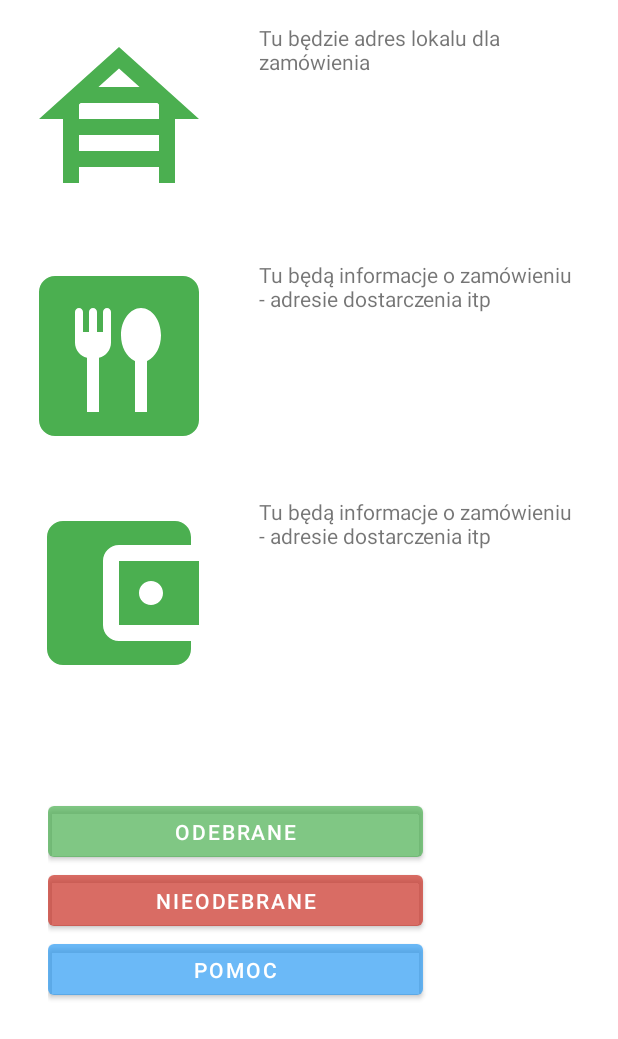
After one commit to KoEj/AndroidStudio-Food-Delivery, an Android app: the orderActivity screen opened directly, with no data from a screen before it, on a phone screen of 412 x 824 dp. The commit adds this screen. Shown: the top 1039 px of the screen. Run offline under Robolectric (Android 15) with nearby library versions, the phone set to English and light mode, and no system bars; Roboto replaces fonts that are not available here.

Commit message:
v0.2 order layout, working login and logout feature, small code changes

```diff
--- a/app/build.gradle
+++ b/app/build.gradle
@@ -13,6 +13,7 @@ android {
         versionCode 1
         versionName "1.0"
 
+        vectorDrawables.useSupportLibrary = true
         testInstrumentationRunner "androidx.test.runner.AndroidJUnitRunner"
     }
 
--- a/app/src/main/AndroidManifest.xml
+++ b/app/src/main/AndroidManifest.xml
@@ -9,6 +9,8 @@
         android:roundIcon="@mipmap/logo_solo"
         android:supportsRtl="true"
         android:theme="@style/Theme.BazyDanych">
+        <activity android:name=".loggedActivity"></activity>
+        <activity android:name=".orderActivity" />
         <activity android:name=".MainActivity">
             <intent-filter>
                 <action android:name="android.intent.action.MAIN" />
@@ -16,6 +18,7 @@
                 <category android:name="android.intent.category.LAUNCHER" />
             </intent-filter>
         </activity>
+
         <meta-data
             android:name="preloaded_fonts"
             android:resource="@array/preloaded_fonts" />
--- /dev/null
+++ b/app/src/main/java/com/example/bazydanych/loggedActivity.java
@@ -0,0 +1,80 @@
+package com.example.bazydanych;
+
+
+        import android.annotation.SuppressLint;
+        import android.app.Activity;
+        import android.content.Intent;
+        import android.os.Bundle;
+        import android.view.MenuItem;
+        import android.widget.Toast;
+
+        import com.google.android.material.navigation.NavigationView;
+        import androidx.annotation.NonNull;
+        import androidx.appcompat.app.ActionBarDrawerToggle;
+        import androidx.core.view.GravityCompat;
+        import androidx.drawerlayout.widget.DrawerLayout;
+        import androidx.appcompat.app.AppCompatActivity;
+        import androidx.appcompat.widget.Toolbar;
+
+public class loggedActivity extends AppCompatActivity implements NavigationView.OnNavigationItemSelectedListener {
+
+    DrawerLayout drawerLayout;
+    NavigationView navigationView;
+
+    @Override
+    protected void onCreate(Bundle savedInstanceState) {
+
+        super.onCreate(savedInstanceState);
+        setContentView(R.layout.activity_main);
+
+        drawerLayout = findViewById(R.id.drawer_layout);
+        navigationView = findViewById(R.id.nav_view);
+
+        Toolbar toolbar = findViewById(R.id.toolbar);
+        setSupportActionBar(toolbar);
+
+        navigationView.bringToFront();
+        ActionBarDrawerToggle toggle = new ActionBarDrawerToggle(this,drawerLayout,toolbar,R.string.navigation_drawer_open,R.string.navigation_drawer_close);
+        drawerLayout.addDrawerListener(toggle);
+        toggle.syncState();
+
+        navigationView.setNavigationItemSelectedListener(this);
+
+        navigationView.setCheckedItem(R.id.nav_view);
+    }
+
+    @Override
+    public void onBackPressed() {
+        if(drawerLayout.isDrawerOpen(GravityCompat.START)) {
+            drawerLayout.closeDrawer(GravityCompat.START);
+        }
+        else {
+            super.onBackPressed();
+
+        }
+    }
+
+    @SuppressLint("NonConstantResourceId")
+    @Override
+    public boolean onNavigationItemSelected(@NonNull MenuItem item) {
+        switch(item.getItemId()) {
+            case R.id.nav_order:
+                Intent intent = new Intent(loggedActivity.this,orderActivity.class);
+                startActivity(intent);
+                break;
+
+            case R.id.nav_reset_password:
+                Toast.makeText(this,"Jeszcze nie skonczone :)",Toast.LENGTH_SHORT).show();
+                break;
+
+            case R.id.nav_logout:
+                Intent intent_logout = new Intent(loggedActivity.this,MainActivity.class);
+                startActivity(intent_logout);
+                loggedActivity.this.finish();
+                break;
+        }
+
+        drawerLayout.closeDrawer(GravityCompat.START);
+        return true;
+    }
+}
--- /dev/null
+++ b/app/src/main/java/com/example/bazydanych/orderActivity.java
@@ -0,0 +1,26 @@
+package com.example.bazydanych;
+
+
+import android.content.Intent;
+import android.os.Bundle;
+import android.view.MenuItem;
+import android.view.View;
+import android.widget.Button;
+import android.widget.Toast;
+
+import com.google.android.material.navigation.NavigationView;
+import androidx.annotation.NonNull;
+import androidx.appcompat.app.ActionBarDrawerToggle;
+import androidx.core.view.GravityCompat;
+import androidx.drawerlayout.widget.DrawerLayout;
+import androidx.appcompat.app.AppCompatActivity;
+import androidx.appcompat.widget.Toolbar;
+
+public class orderActivity extends AppCompatActivity {
+
+    @Override
+    protected void onCreate(Bundle savedInstanceState) {
+        super.onCreate(savedInstanceState);
+        setContentView(R.layout.activity_order);
+    }
+}
--- /dev/null
+++ b/app/src/main/res/drawable/order_restaurant.xml
@@ -0,0 +1,5 @@
+<vector android:height="24dp" android:tint="#4BAF50"
+    android:viewportHeight="24" android:viewportWidth="24"
+    android:width="24dp" xmlns:android="http://schemas.android.com/apk/res/android">
+    <path android:fillColor="@android:color/white" android:pathData="M19,12h3L12,3L2,12h3v8h2v-2h10v2h2V12zM7.21,10h9.58L17,10.19V12H7v-1.81L7.21,10zM14.57,8H9.43L12,5.69L14.57,8zM7,16v-2h10v2H7z"/>
+</vector>
--- /dev/null
+++ b/app/src/main/res/drawable/order_wallet.xml
@@ -0,0 +1,5 @@
+<vector android:height="128dp" android:tint="#4BAF50"
+    android:viewportHeight="24" android:viewportWidth="24"
+    android:width="128dp" xmlns:android="http://schemas.android.com/apk/res/android">
+    <path android:fillColor="@android:color/white" android:pathData="M21,18v1c0,1.1 -0.9,2 -2,2L5,21c-1.11,0 -2,-0.9 -2,-2L3,5c0,-1.1 0.89,-2 2,-2h14c1.1,0 2,0.9 2,2v1h-9c-1.11,0 -2,0.9 -2,2v8c0,1.1 0.89,2 2,2h9zM12,16h10L22,8L12,8v8zM16,13.5c-0.83,0 -1.5,-0.67 -1.5,-1.5s0.67,-1.5 1.5,-1.5 1.5,0.67 1.5,1.5 -0.67,1.5 -1.5,1.5z"/>
+</vector>
--- a/app/src/main/res/layout/activity_main.xml
+++ b/app/src/main/res/layout/activity_main.xml
@@ -17,11 +17,14 @@
         android:layout_gravity="start"
         android:visibility="visible"
         app:headerLayout="@layout/header"
-        app:menu="@menu/main_menu_nav" />
+        app:menu="@menu/main_menu_nav">
+
+    </com.google.android.material.navigation.NavigationView>
 
     <androidx.constraintlayout.widget.ConstraintLayout
         android:layout_width="wrap_content"
-        android:layout_height="wrap_content">
+        android:layout_height="wrap_content"
+        android:background="@drawable/pasidostawa_background_deliver">
 
         <androidx.appcompat.widget.Toolbar
             android:id="@+id/toolbar"
--- /dev/null
+++ b/app/src/main/res/layout/activity_order.xml
@@ -0,0 +1,134 @@
+<?xml version="1.0" encoding="utf-8"?>
+<androidx.constraintlayout.widget.ConstraintLayout xmlns:android="http://schemas.android.com/apk/res/android"
+    xmlns:app="http://schemas.android.com/apk/res-auto"
+    xmlns:tools="http://schemas.android.com/tools"
+    android:id="@+id/linearLayout"
+    android:layout_width="match_parent"
+    android:layout_height="match_parent">
+
+    <TextView
+        android:id="@+id/order_payment_text"
+        android:layout_width="210dp"
+        android:layout_height="128dp"
+        android:layout_marginStart="15dp"
+        android:layout_marginLeft="15dp"
+        android:layout_marginTop="30dp"
+        android:layout_marginEnd="15dp"
+        android:layout_marginRight="15dp"
+        android:text="Tu będą informacje o zamówieniu - adresie dostarczenia itp"
+        app:layout_constraintEnd_toEndOf="parent"
+        app:layout_constraintStart_toEndOf="@+id/imageView5"
+        app:layout_constraintTop_toBottomOf="@+id/order_delivery_text" />
+
+    <TextView
+        android:id="@+id/order_delivery_text"
+        android:layout_width="210dp"
+        android:layout_height="128dp"
+        android:layout_marginStart="15dp"
+        android:layout_marginLeft="15dp"
+        android:layout_marginTop="30dp"
+        android:layout_marginEnd="15dp"
+        android:layout_marginRight="15dp"
+        android:text="Tu będą informacje o zamówieniu - adresie dostarczenia itp"
+        app:layout_constraintEnd_toEndOf="parent"
+        app:layout_constraintStart_toEndOf="@+id/order_delivery"
+        app:layout_constraintTop_toBottomOf="@+id/order_local_text" />
+
+    <ImageView
+        android:id="@+id/order_local"
+        android:layout_width="128dp"
+        android:layout_height="128dp"
+        android:layout_marginStart="15dp"
+        android:layout_marginLeft="15dp"
+        android:layout_marginTop="15dp"
+        android:contentDescription="Obrazek"
+        app:layout_constraintStart_toStartOf="parent"
+        app:layout_constraintTop_toTopOf="parent"
+        app:srcCompat="@drawable/order_restaurant" />
+
+    <TextView
+        android:id="@+id/order_local_text"
+        android:layout_width="210dp"
+        android:layout_height="128dp"
+        android:layout_marginStart="15dp"
+        android:layout_marginLeft="15dp"
+        android:layout_marginTop="15dp"
+        android:layout_marginEnd="15dp"
+        android:layout_marginRight="15dp"
+        android:text="Tu będzie adres lokalu dla zamówienia"
+        app:layout_constraintEnd_toEndOf="parent"
+        app:layout_constraintStart_toEndOf="@+id/order_local"
+        app:layout_constraintTop_toTopOf="parent" />
+
+    <ImageView
+        android:id="@+id/order_delivery"
+        android:layout_width="128dp"
+        android:layout_height="128dp"
+        android:layout_marginStart="15dp"
+        android:layout_marginLeft="15dp"
+        android:layout_marginTop="30dp"
+        android:contentDescription="Obrazek"
+        app:layout_constraintStart_toStartOf="parent"
+        app:layout_constraintTop_toBottomOf="@+id/order_local"
+        app:srcCompat="@drawable/nav_order" />
+
+    <ImageView
+        android:id="@+id/imageView5"
+        android:layout_width="wrap_content"
+        android:layout_height="wrap_content"
+        android:layout_marginStart="15dp"
+        android:layout_marginLeft="15dp"
+        android:layout_marginTop="30dp"
+        app:layout_constraintStart_toStartOf="parent"
+        app:layout_constraintTop_toBottomOf="@+id/order_delivery"
+        app:srcCompat="@drawable/order_wallet" />
+
+    <TableLayout
+        android:layout_width="348dp"
+        android:layout_height="296dp"
+        android:layout_marginTop="75dp"
+        app:layout_constraintBottom_toBottomOf="parent"
+        app:layout_constraintEnd_toEndOf="parent"
+        app:layout_constraintStart_toStartOf="parent"
+        app:layout_constraintTop_toBottomOf="@+id/imageView5">
+
+        <TableRow
+            android:layout_width="match_parent"
+            android:layout_height="match_parent">
+
+            <Button
+                android:id="@+id/button_accepted"
+                android:layout_width="250dp"
+                android:layout_height="46dp"
+                android:text="Odebrane"
+                app:backgroundTint="#B34BAF50" />
+
+        </TableRow>
+
+        <TableRow
+            android:layout_width="match_parent"
+            android:layout_height="match_parent">
+
+            <Button
+                android:id="@+id/button_denied"
+                android:layout_width="100dp"
+                android:layout_height="46dp"
+                android:text="Nieodebrane"
+                app:backgroundTint="#B4CA2F24" />
+        </TableRow>
+
+        <TableRow
+            android:layout_width="match_parent"
+            android:layout_height="match_parent">
+
+            <Button
+                android:id="@+id/button_help"
+                android:layout_width="100dp"
+                android:layout_height="46dp"
+                android:text="Pomoc"
+                app:backgroundTint="#A92196F3" />
+        </TableRow>
+
+    </TableLayout>
+
+</androidx.constraintlayout.widget.ConstraintLayout>
```
Also changed, not shown: app/src/main/res/drawable-v24/pasibackground.png (added), app/src/main/res/drawable-v24/pasidostawa.jpg (added), app/src/main/res/drawable-v24/pasidostawa_background_deliver.jpg (added).
